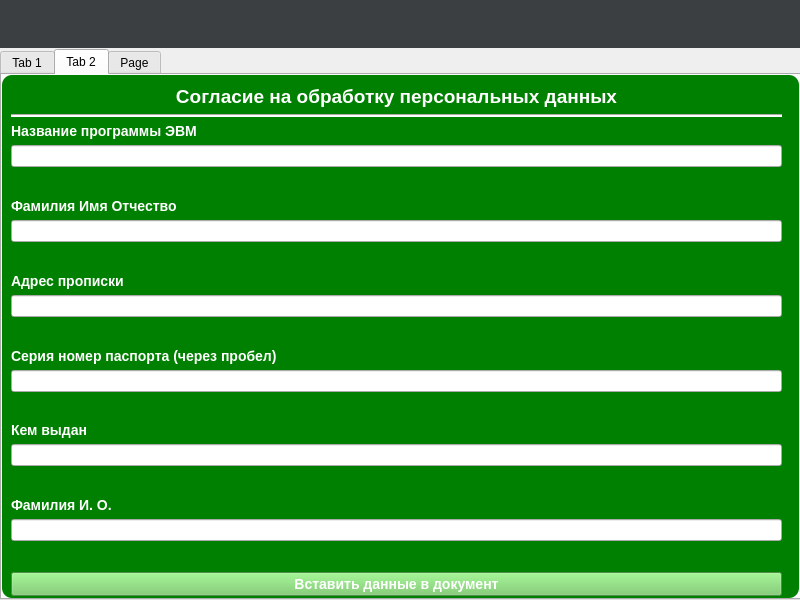
Above: src/gui/ui/main_window.ui from PavelSbvt/office-technologies-second-lab before the change. Below: the same form after it.
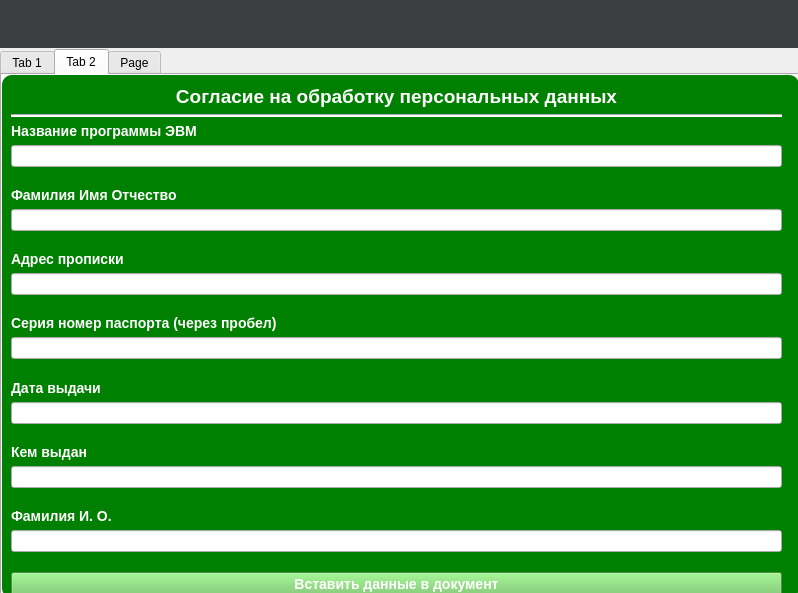
That is the form after the change.

Commit message: > [src/gui/ui/main_window.ui] - added a previously forgotten label and a text entry area for entering the date of issue of the passport

Diff of the .ui file:
```diff
--- a/src/gui/ui/main_window.ui
+++ b/src/gui/ui/main_window.ui
@@ -6,8 +6,8 @@
    <rect>
     <x>0</x>
     <y>0</y>
-    <width>800</width>
-    <height>600</height>
+    <width>798</width>
+    <height>593</height>
    </rect>
   </property>
   <property name="windowTitle">
@@ -545,6 +545,36 @@
          </property>
         </spacer>
        </item>
+       <item>
+        <widget class="QLabel" name="labelDataIssue">
+         <property name="styleSheet">
+          <string notr="true">QLabel{
+	color: white;
+	font-weight: bold;
+	font-size: 14px;
+}</string>
+         </property>
+         <property name="text">
+          <string>Дата выдачи</string>
+         </property>
+        </widget>
+       </item>
+       <item>
+        <widget class="QLineEdit" name="inputDataIssue"/>
+       </item>
+       <item>
+        <spacer name="verticalSpacer_15">
+         <property name="orientation">
+          <enum>Qt::Vertical</enum>
+         </property>
+         <property name="sizeHint" stdset="0">
+          <size>
+           <width>20</width>
+           <height>40</height>
+          </size>
+         </property>
+        </spacer>
+       </item>
        <item>
         <widget class="QLabel" name="labelIssuedByWhom">
          <property name="styleSheet">
```
